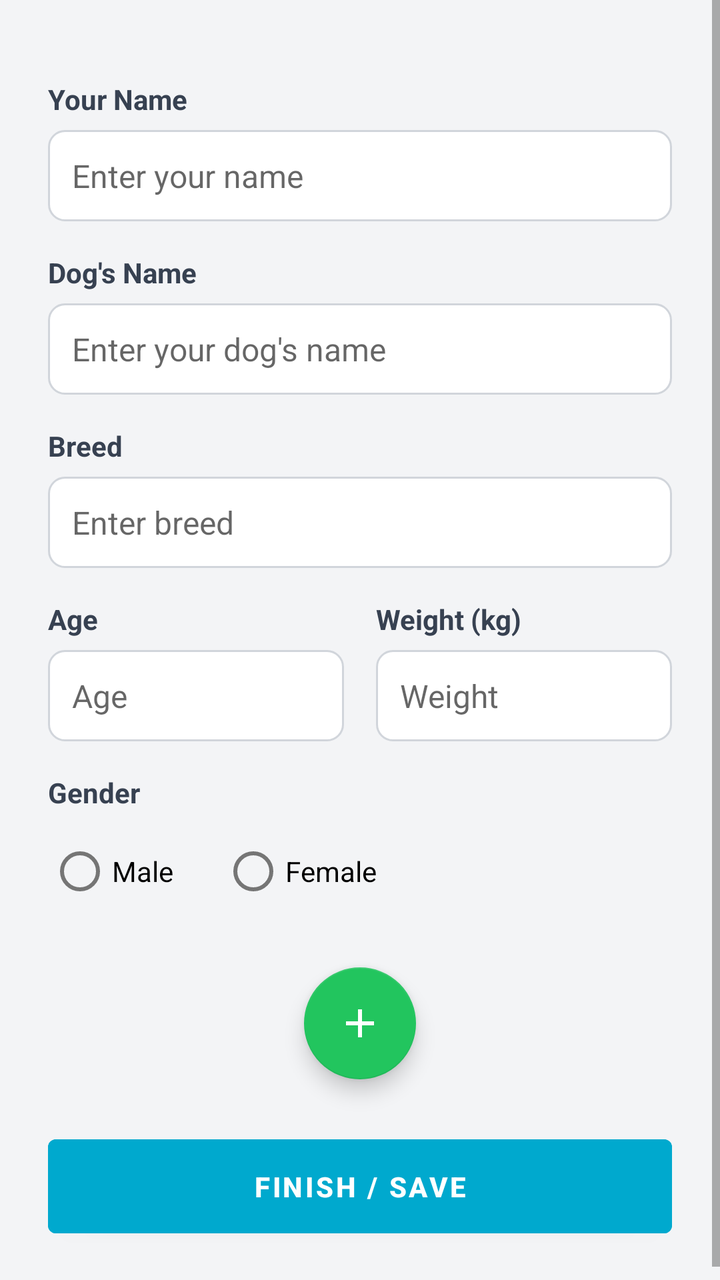
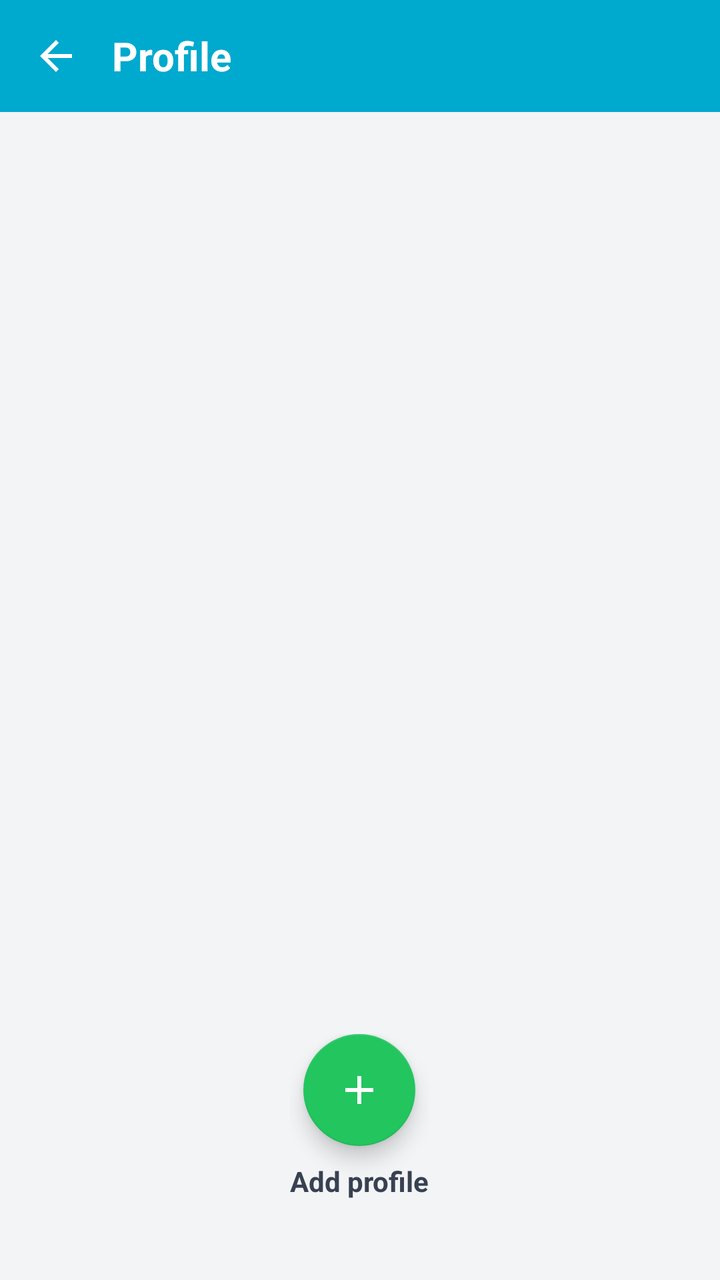

Two renders of the same Android screen: before a commit and after it. Below are the layout's source before the change and the commit's diff.
<!-- AndroidManifest.xml: application theme Theme.TagMobile -->
<!-- res/layout/activity_profile.xml -->
<?xml version="1.0" encoding="utf-8"?>
<ScrollView xmlns:android="http://schemas.android.com/apk/res/android"
    xmlns:app="http://schemas.android.com/apk/res-auto"
    android:layout_width="match_parent"
    android:layout_height="match_parent"
    android:background="#F3F4F6">

    <LinearLayout
        android:layout_width="match_parent"
        android:layout_height="wrap_content"
        android:orientation="vertical"
        android:padding="24dp">

        <androidx.recyclerview.widget.RecyclerView
            android:id="@+id/profilesList"
            android:layout_width="match_parent"
            android:layout_height="wrap_content"
            android:layout_marginBottom="16dp"
            android:nestedScrollingEnabled="false" />

        <LinearLayout
            android:id="@+id/formLayout"
            android:layout_width="match_parent"
            android:layout_height="wrap_content"
            android:orientation="vertical">

            <TextView
                android:layout_width="wrap_content"
                android:layout_height="wrap_content"
                android:text="Your Name"
                android:textStyle="bold"
                android:textSize="14sp"
                android:textColor="#374151"
                android:layout_marginBottom="6dp" />
            <EditText
                android:id="@+id/nameInput"
                android:layout_width="match_parent"
                android:layout_height="wrap_content"
                android:hint="Enter your name"
                android:inputType="textPersonName"
                android:padding="12dp"
                android:background="@drawable/bg_input"
                android:textSize="16sp"
                android:layout_marginBottom="16dp" />

            <TextView
                android:layout_width="wrap_content"
                android:layout_height="wrap_content"
                android:text="Dog's Name"
                android:textStyle="bold"
                android:textSize="14sp"
                android:textColor="#374151"
                android:layout_marginBottom="6dp" />
            <EditText
                android:id="@+id/dogNameInput"
                android:layout_width="match_parent"
                android:layout_height="wrap_content"
                android:hint="Enter your dog's name"
                android:inputType="textPersonName"
                android:padding="12dp"
                android:background="@drawable/bg_input"
                android:textSize="16sp"
                android:layout_marginBottom="16dp" />

            <TextView
                android:layout_width="wrap_content"
                android:layout_height="wrap_content"
                android:text="Breed"
                android:textStyle="bold"
                android:textSize="14sp"
                android:textColor="#374151"
                android:layout_marginBottom="6dp" />
            <EditText
                android:id="@+id/breedInput"
                android:layout_width="match_parent"
                android:layout_height="wrap_content"
                android:hint="Enter breed"
                android:inputType="text"
                android:padding="12dp"
                android:background="@drawable/bg_input"
                android:textSize="16sp"
                android:layout_marginBottom="16dp" />

            <LinearLayout
                android:layout_width="match_parent"
                android:layout_height="wrap_content"
                android:orientation="horizontal"
                android:baselineAligned="false"
                android:layout_marginBottom="16dp">
                
                <LinearLayout
                    android:layout_width="0dp"
                    android:layout_height="wrap_content"
                    android:layout_weight="1"
                    android:orientation="vertical"
                    android:layout_marginEnd="8dp">
                    <TextView
                        android:layout_width="wrap_content"
                        android:layout_height="wrap_content"
                        android:text="Age"
                        android:textStyle="bold"
                        android:textSize="14sp"
                        android:textColor="#374151"
                        android:layout_marginBottom="6dp" />
                    <EditText
                        android:id="@+id/ageInput"
                        android:layout_width="match_parent"
                        android:layout_height="wrap_content"
                        android:hint="Age"
                        android:inputType="numberDecimal"
                        android:padding="12dp"
                        android:background="@drawable/bg_input"
                        android:textSize="16sp" />
                </LinearLayout>

                <LinearLayout
                    android:layout_width="0dp"
                    android:layout_height="wrap_content"
                    android:layout_weight="1"
                    android:orientation="vertical"
                    android:layout_marginStart="8dp">
                    <TextView
                        android:layout_width="wrap_content"
                        android:layout_height="wrap_content"
                        android:text="Weight (kg)"
                        android:textStyle="bold"
                        android:textSize="14sp"
                        android:textColor="#374151"
                        android:layout_marginBottom="6dp" />
                    <EditText
                        android:id="@+id/weightInput"
                        android:layout_width="match_parent"
                        android:layout_height="wrap_content"
                        android:hint="Weight"
                        android:inputType="numberDecimal"
                        android:padding="12dp"
                        android:background="@drawable/bg_input"
                        android:textSize="16sp" />
                </LinearLayout>
            </LinearLayout>

            <TextView
                android:layout_width="wrap_content"
                android:layout_height="wrap_content"
                android:text="Gender"
                android:textStyle="bold"
                android:textSize="14sp"
                android:textColor="#374151"
                android:layout_marginBottom="6dp" />
            <RadioGroup
                android:id="@+id/genderGroup"
                android:layout_width="match_parent"
                android:layout_height="wrap_content"
                android:orientation="horizontal"
                android:layout_marginBottom="24dp">
                <RadioButton
                    android:id="@+id/radioMale"
                    android:layout_width="wrap_content"
                    android:layout_height="wrap_content"
                    android:text="Male"
                    android:layout_marginEnd="24dp"/>
                <RadioButton
                    android:id="@+id/radioFemale"
                    android:layout_width="wrap_content"
                    android:layout_height="wrap_content"
                    android:text="Female" />
            </RadioGroup>

            <com.google.android.material.floatingactionbutton.FloatingActionButton
                android:id="@+id/addProfileBtn"
                android:layout_width="wrap_content"
                android:layout_height="wrap_content"
                android:layout_gravity="center_horizontal"
                android:layout_marginBottom="24dp"
                android:contentDescription="Add Profile"
                app:backgroundTint="#22C55E"
                app:tint="#FFFFFF"
                app:srcCompat="@drawable/ic_add" />

        </LinearLayout>

        <Button
            android:id="@+id/saveProfileBtn"
            android:layout_width="match_parent"
            android:layout_height="wrap_content"
            android:layout_gravity="center_horizontal"
            android:text="Finish / Save"
            android:backgroundTint="#00A9CE"
            android:textColor="#FFFFFF"
            android:textStyle="bold"
            android:padding="14dp" />

    </LinearLayout>
</ScrollView>
<!-- resources referenced by this layout -->
<resources>
  <!-- drawable bg_input (drawable) -->
  <?xml version="1.0" encoding="utf-8"?>
  <shape xmlns:android="http://schemas.android.com/apk/res/android">
      <solid android:color="#FFFFFF" />
      <stroke android:width="1dp" android:color="#D1D5DB" />
      <corners android:radius="8dp" />
      <padding android:left="12dp" android:top="12dp" android:right="12dp" android:bottom="12dp" />
  </shape>
  <!-- drawable ic_add (drawable) -->
  <?xml version="1.0" encoding="utf-8"?>
  <vector xmlns:android="http://schemas.android.com/apk/res/android"
      android:width="24dp"
      android:height="24dp"
      android:viewportWidth="24"
      android:viewportHeight="24">
      <path
          android:fillColor="#FFFFFFFF"
          android:pathData="M19,13H13v6h-2v-6H5v-2h6V5h2v6h6v2z" />
  </vector>
  <style name="Theme.TagMobile" parent="Theme.MaterialComponents.Light.NoActionBar">
          <item name="colorPrimary">#00A9CE</item>
          <item name="colorPrimaryVariant">#0093B5</item>
          <item name="colorOnPrimary">@android:color/white</item>
          <item name="android:statusBarColor">#00A9CE</item>
          <item name="android:navigationBarColor">@android:color/white</item>
      </style>
</resources>

<!-- the commit's change to res/layout/activity_profile.xml (unified diff, before → after) -->
@@ -1,194 +1,102 @@
 <?xml version="1.0" encoding="utf-8"?>
-<ScrollView xmlns:android="http://schemas.android.com/apk/res/android"
+<LinearLayout xmlns:android="http://schemas.android.com/apk/res/android"
     xmlns:app="http://schemas.android.com/apk/res-auto"
     android:layout_width="match_parent"
     android:layout_height="match_parent"
+    android:orientation="vertical"
     android:background="#F3F4F6">
 
     <LinearLayout
         android:layout_width="match_parent"
-        android:layout_height="wrap_content"
-        android:orientation="vertical"
-        android:padding="24dp">
+        android:layout_height="56dp"
+        android:background="#00A9CE"
+        android:gravity="center_vertical"
+        android:paddingHorizontal="4dp">
 
-        <androidx.recyclerview.widget.RecyclerView
-            android:id="@+id/profilesList"
-            android:layout_width="match_parent"
+        <ImageButton
+            android:id="@+id/backBtn"
+            android:layout_width="48dp"
+            android:layout_height="48dp"
+            android:background="?attr/selectableItemBackgroundBorderless"
+            android:src="@drawable/ic_back"
+            android:contentDescription="Back" />
+
+        <TextView
+            android:layout_width="wrap_content"
             android:layout_height="wrap_content"
-            android:layout_marginBottom="16dp"
-            android:nestedScrollingEnabled="false" />
+            android:text="@string/profile"
+            android:textColor="@android:color/white"
+            android:textSize="20sp"
+            android:textStyle="bold"
+            android:layout_marginStart="4dp" />
+    </LinearLayout>
+
+    <FrameLayout
+        android:layout_width="match_parent"
+        android:layout_height="0dp"
+        android:layout_weight="1">
 
         <LinearLayout
-            android:id="@+id/formLayout"
             android:layout_width="match_parent"
-            android:layout_height="wrap_content"
-            android:orientation="vertical">
+            android:layout_height="match_parent"
+            android:orientation="vertical"
+            android:gravity="center_horizontal"
+            android:padding="24dp">
+
+            <androidx.recyclerview.widget.RecyclerView
+                android:id="@+id/profilesList"
+                android:layout_width="match_parent"
+                android:layout_height="0dp"
+                android:layout_weight="1"
+                android:clipToPadding="false" />
 
             <TextView
+                android:id="@+id/emptyProfiles"
+                android:layout_width="match_parent"
+                android:layout_height="0dp"
+                android:layout_weight="1"
+                android:gravity="center"
+                android:text="@string/no_profiles_yet"
+                android:textColor="#6B7280"
+                android:visibility="gone" />
+
+            <LinearLayout
                 android:layout_width="wrap_content"
                 android:layout_height="wrap_content"
-                android:text="Your Name"
-                android:textStyle="bold"
-                android:textSize="14sp"
-                android:textColor="#374151"
-                android:layout_marginBottom="6dp" />
-            <EditText
-                android:id="@+id/nameInput"
+                android:orientation="vertical"
+                android:gravity="center_horizontal"
+                android:layout_marginTop="16dp"
+                android:layout_marginBottom="16dp">
+
+                <com.google.android.material.floatingactionbutton.FloatingActionButton
+                    android:id="@+id/addProfileBtn"
+                    android:layout_width="wrap_content"
+                    android:layout_height="wrap_content"
+                    android:contentDescription="@string/add_profile"
+                    app:backgroundTint="#22C55E"
+                    app:tint="#FFFFFF"
+                    app:srcCompat="@drawable/ic_add" />
+
+                <TextView
+                    android:layout_width="wrap_content"
+                    android:layout_height="wrap_content"
+                    android:layout_marginTop="8dp"
+                    android:text="@string/add_profile"
+                    android:textColor="#374151"
+                    android:textStyle="bold"
+                    android:textSize="14sp" />
+            </LinearLayout>
+
+            <Button
+                android:id="@+id/saveProfileBtn"
                 android:layout_width="match_parent"
                 android:layout_height="wrap_content"
-                android:hint="Enter your name"
-                android:inputType="textPersonName"
-                android:padding="12dp"
-                android:background="@drawable/bg_input"
-                android:textSize="16sp"
-                android:layout_marginBottom="16dp" />
-
-            <TextView
-                android:layout_width="wrap_content"
-                android:layout_height="wrap_content"
-                android:text="Dog's Name"
+                android:text="@string/finish_save"
+                android:backgroundTint="#00A9CE"
+                android:textColor="#FFFFFF"
                 android:textStyle="bold"
-                android:textSize="14sp"
-                android:textColor="#374151"
-                android:layout_marginBottom="6dp" />
-            <EditText
-                android:id="@+id/dogNameInput"
-                android:layout_width="match_parent"
-                android:layout_height="wrap_content"
-                android:hint="Enter your dog's name"
-                android:inputType="textPersonName"
-                android:padding="12dp"
-                android:background="@drawable/bg_input"
-                android:textSize="16sp"
-                android:layout_marginBottom="16dp" />
-
-            <TextView
-                android:layout_width="wrap_content"
-                android:layout_height="wrap_content"
-                android:text="Breed"
-                android:textStyle="bold"
-                android:textSize="14sp"
-                android:textColor="#374151"
-                android:layout_marginBottom="6dp" />
-            <EditText
-                android:id="@+id/breedInput"
-                android:layout_width="match_parent"
-                android:layout_height="wrap_content"
-                android:hint="Enter breed"
-                android:inputType="text"
-                android:padding="12dp"
-                android:background="@drawable/bg_input"
-                android:textSize="16sp"
-                android:layout_marginBottom="16dp" />
-
-            <LinearLayout
-                android:layout_width="match_parent"
-                android:layout_height="wrap_content"
-                android:orientation="horizontal"
-                android:baselineAligned="false"
-                android:layout_marginBottom="16dp">
-                
-                <LinearLayout
-                    android:layout_width="0dp"
-                    android:layout_height="wrap_content"
-                    android:layout_weight="1"
-                    android:orientation="vertical"
-                    android:layout_marginEnd="8dp">
-                    <TextView
-                        android:layout_width="wrap_content"
-                        android:layout_height="wrap_content"
-                        android:text="Age"
-                        android:textStyle="bold"
-                        android:textSize="14sp"
-                        android:textColor="#374151"
-                        android:layout_marginBottom="6dp" />
-                    <EditText
-                        android:id="@+id/ageInput"
-                        android:layout_width="match_parent"
-                        android:layout_height="wrap_content"
-                        android:hint="Age"
-                        android:inputType="numberDecimal"
-                        android:padding="12dp"
-                        android:background="@drawable/bg_input"
-                        android:textSize="16sp" />
-                </LinearLayout>
-
-                <LinearLayout
-                    android:layout_width="0dp"
-                    android:layout_height="wrap_content"
-                    android:layout_weight="1"
-                    android:orientation="vertical"
-                    android:layout_marginStart="8dp">
-                    <TextView
-                        android:layout_width="wrap_content"
-                        android:layout_height="wrap_content"
-                        android:text="Weight (kg)"
-                        android:textStyle="bold"
-                        android:textSize="14sp"
-                        android:textColor="#374151"
-                        android:layout_marginBottom="6dp" />
-                    <EditText
-                        android:id="@+id/weightInput"
-                        android:layout_width="match_parent"
-                        android:layout_height="wrap_content"
-                        android:hint="Weight"
-                        android:inputType="numberDecimal"
-                        android:padding="12dp"
-                        android:background="@drawable/bg_input"
-                        android:textSize="16sp" />
-                </LinearLayout>
-            </LinearLayout>
-
-            <TextView
-                android:layout_width="wrap_content"
-                android:layout_height="wrap_content"
-                android:text="Gender"
-                android:textStyle="bold"
-                android:textSize="14sp"
-                android:textColor="#374151"
-                android:layout_marginBottom="6dp" />
-            <RadioGroup
-                android:id="@+id/genderGroup"
-                android:layout_width="match_parent"
-                android:layout_height="wrap_content"
-                android:orientation="horizontal"
-                android:layout_marginBottom="24dp">
-                <RadioButton
-                    android:id="@+id/radioMale"
-                    android:layout_width="wrap_content"
-                    android:layout_height="wrap_content"
-                    android:text="Male"
-                    android:layout_marginEnd="24dp"/>
-                <RadioButton
-                    android:id="@+id/radioFemale"
-                    android:layout_width="wrap_content"
-                    android:layout_height="wrap_content"
-                    android:text="Female" />
-            </RadioGroup>
-
-            <com.google.android.material.floatingactionbutton.FloatingActionButton
-                android:id="@+id/addProfileBtn"
-                android:layout_width="wrap_content"
-                android:layout_height="wrap_content"
-                android:layout_gravity="center_horizontal"
-                android:layout_marginBottom="24dp"
-                android:contentDescription="Add Profile"
-                app:backgroundTint="#22C55E"
-                app:tint="#FFFFFF"
-                app:srcCompat="@drawable/ic_add" />
-
+                android:padding="14dp"
+                android:visibility="gone" />
         </LinearLayout>
-
-        <Button
-            android:id="@+id/saveProfileBtn"
-            android:layout_width="match_parent"
-            android:layout_height="wrap_content"
-            android:layout_gravity="center_horizontal"
-            android:text="Finish / Save"
-            android:backgroundTint="#00A9CE"
-            android:textColor="#FFFFFF"
-            android:textStyle="bold"
-            android:padding="14dp" />
-
-    </LinearLayout>
-</ScrollView>
+    </FrameLayout>
+</LinearLayout>
<!-- resource entries referenced after the edit -->
@@ -1,13 +1,5 @@
 <!-- resources referenced by this layout -->
 <resources>
-  <!-- drawable bg_input (drawable) -->
-  <?xml version="1.0" encoding="utf-8"?>
-  <shape xmlns:android="http://schemas.android.com/apk/res/android">
-      <solid android:color="#FFFFFF" />
-      <stroke android:width="1dp" android:color="#D1D5DB" />
-      <corners android:radius="8dp" />
-      <padding android:left="12dp" android:top="12dp" android:right="12dp" android:bottom="12dp" />
-  </shape>
   <!-- drawable ic_add (drawable) -->
   <?xml version="1.0" encoding="utf-8"?>
   <vector xmlns:android="http://schemas.android.com/apk/res/android"
@@ -19,6 +11,22 @@
           android:fillColor="#FFFFFFFF"
           android:pathData="M19,13H13v6h-2v-6H5v-2h6V5h2v6h6v2z" />
   </vector>
+  <!-- drawable ic_back (drawable) -->
+  <?xml version="1.0" encoding="utf-8"?>
+  <vector xmlns:android="http://schemas.android.com/apk/res/android"
+      android:width="24dp"
+      android:height="24dp"
+      android:viewportWidth="24"
+      android:viewportHeight="24"
+      android:tint="@android:color/white">
+      <path
+          android:fillColor="@android:color/white"
+          android:pathData="M20,11H7.83l5.59,-5.59L12,4l-8,8 8,8 1.41,-1.41L7.83,13H20v-2z"/>
+  </vector>
+  <string name="add_profile">Add profile</string>
+  <string name="finish_save">Finish / Save</string>
+  <string name="no_profiles_yet">No profiles yet.\nTap Add profile to create one.</string>
+  <string name="profile">Profile</string>
   <style name="Theme.TagMobile" parent="Theme.MaterialComponents.Light.NoActionBar">
           <item name="colorPrimary">#00A9CE</item>
           <item name="colorPrimaryVariant">#0093B5</item>
